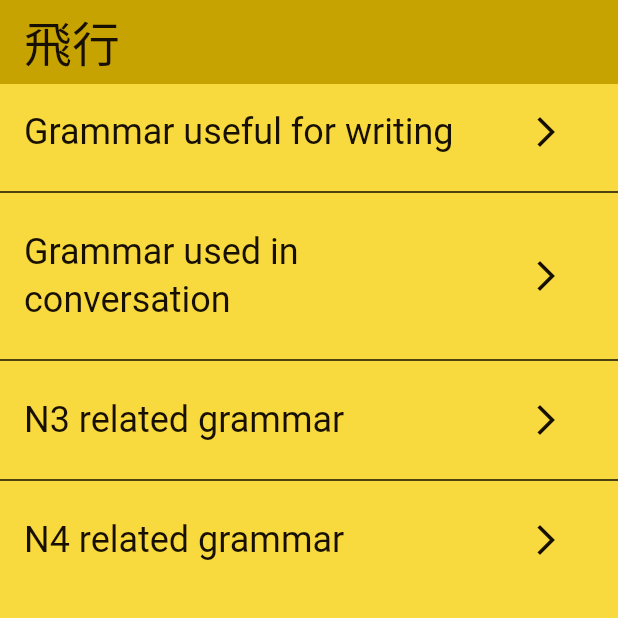
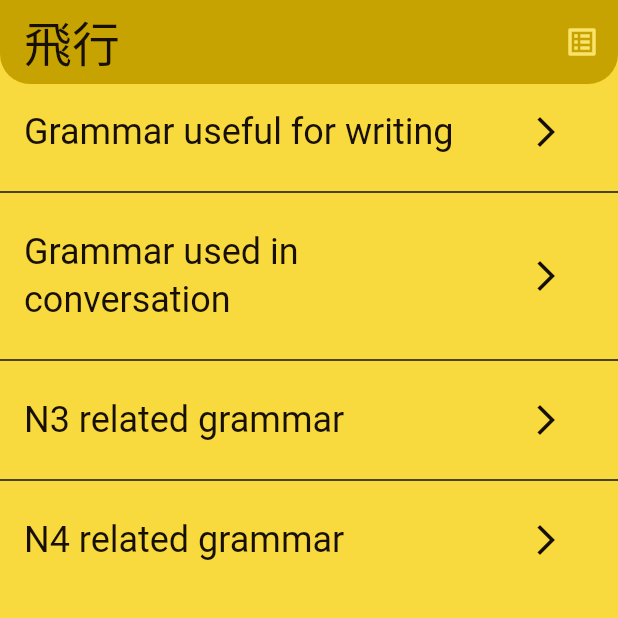
Before and after one commit to lucas-goldner/japanana, a Flutter app: the screen it shows after launch, on a phone screen of 412 x 824 dp, the top half of it. Run offline on Flutter 3.47's test engine with Material 3 defaults, Android fonts, the phone set to English and light mode, and no system bars; our stand-ins replace flutter_hooks, flutter_riverpod, go_router, hooks_riverpod, percent_indicator, swipe_cards; generated files the repository leaves out were written again.

Commit message:
feat: Add lecture list

```diff
--- a/assets/l10n/app_de.arb
+++ b/assets/l10n/app_de.arb
@@ -22,5 +22,6 @@
       }
     }
   },
-  "startNextReview": "Nächste Lerneinheit starten"
+  "startNextReview": "Nächste Lerneinheit starten",
+  "lectureList": "Lerneinheitenliste"
 }
--- a/assets/l10n/app_en.arb
+++ b/assets/l10n/app_en.arb
@@ -25,5 +25,6 @@
       }
     }
   },
-  "startNextReview": "Start next review"
+  "startNextReview": "Start next review",
+  "lectureList": "Lecture list"
 }
--- a/assets/l10n/app_ja.arb
+++ b/assets/l10n/app_ja.arb
@@ -22,5 +22,6 @@
       }
     }
   },
-  "startNextReview": "次の復習を始める"
+  "startNextReview": "次の復習を始める",
+  "lectureList": "リスト"
 }
--- a/lib/core/presentation/hikou_theme.dart
+++ b/lib/core/presentation/hikou_theme.dart
@@ -1,6 +1,15 @@
 import 'package:flutter/material.dart';
 
 final ThemeData lightTheme = ThemeData(
+  appBarTheme: AppBarTheme(
+    backgroundColor: colorSchemeLight.inversePrimary,
+    shape: RoundedRectangleBorder(
+      borderRadius: BorderRadius.only(
+        bottomLeft: Radius.circular(20),
+        bottomRight: Radius.circular(20),
+      ),
+    ),
+  ),
   colorScheme: colorSchemeLight,
   useMaterial3: true,
   listTileTheme: ListTileThemeData(
@@ -16,6 +25,15 @@ final ThemeData lightTheme = ThemeData(
 );
 
 final ThemeData darkTheme = ThemeData(
+  appBarTheme: AppBarTheme(
+    backgroundColor: colorSchemeDark.inversePrimary,
+    shape: RoundedRectangleBorder(
+      borderRadius: BorderRadius.only(
+        bottomLeft: Radius.circular(20),
+        bottomRight: Radius.circular(20),
+      ),
+    ),
+  ),
   colorScheme: colorSchemeDark,
   useMaterial3: true,
   listTileTheme: ListTileThemeData(
--- a/lib/core/router.dart
+++ b/lib/core/router.dart
@@ -1,5 +1,7 @@
 import 'package:go_router/go_router.dart';
+import 'package:japanana/core/domain/lecture.dart';
 import 'package:japanana/features/in_review/presentation/in_review.dart';
+import 'package:japanana/features/lecture_list/presentation/lecture_list.dart';
 import 'package:japanana/features/review_selection/domain/review_sections.dart';
 import 'package:japanana/features/review_selection/presentation/review_selection.dart';
 import 'package:japanana/features/review_setup/domain/review_setup_options.dart';
@@ -8,7 +10,8 @@ import 'package:japanana/features/review_setup/presentation/review_setup.dart';
 enum AppRoutes {
   reviewSelection("/reviewSelection"),
   reviewSetup("/reviewSetup"),
-  inReview("/inReview");
+  inReview("/inReview"),
+  lectureList("/lectureList");
 
   const AppRoutes(this.path);
   final String path;
@@ -30,5 +33,9 @@ final router = GoRouter(
       builder: (context, state) =>
           InReview(state.extra as (ReviewSections, ReviewSetupOptions)),
     ),
+    GoRoute(
+      path: AppRoutes.lectureList.path,
+      builder: (context, state) => LectureList(state.extra as List<Lecture>),
+    ),
   ],
 );
--- a/lib/features/review_selection/presentation/review_selection.dart
+++ b/lib/features/review_selection/presentation/review_selection.dart
@@ -1,21 +1,39 @@
 import 'package:flutter/material.dart';
+import 'package:flutter_riverpod/flutter_riverpod.dart';
+import 'package:go_router/go_router.dart';
+import 'package:japanana/core/application/lecture_provider.dart';
 import 'package:japanana/core/extensions.dart';
 import 'package:japanana/core/keys.dart';
+import 'package:japanana/core/router.dart';
 import 'package:japanana/features/review_selection/domain/review_sections.dart';
 import 'package:japanana/features/review_selection/presentation/widgets/review_selection_item.dart';
 
-class ReviewSelection extends StatelessWidget {
+class ReviewSelection extends ConsumerWidget {
   const ReviewSelection({super.key});
 
+  void _navigateToLectureList(BuildContext context, WidgetRef ref) =>
+      context.push(
+        AppRoutes.lectureList.path,
+        extra: ref.read(lectureProvider),
+      );
+
   @override
-  Widget build(BuildContext context) => Scaffold(
+  Widget build(BuildContext context, WidgetRef ref) => Scaffold(
         appBar: AppBar(
-          backgroundColor: context.colorScheme.inversePrimary,
           title: Text(
             key: K.reviewSelectionAppTitle,
             context.l10n.appTitle,
             style: context.textTheme.headlineLarge,
           ),
+          actions: [
+            IconButton(
+              icon: Icon(
+                Icons.list_alt_outlined,
+                color: context.colorScheme.secondaryContainer,
+              ),
+              onPressed: () => _navigateToLectureList(context, ref),
+            ),
+          ],
         ),
         body: ListView.separated(
           itemCount: ReviewSections.values.length,
```
Also changed, not shown: lib/features/lecture_list/presentation/lecture_list.dart (added, +68 -0 lines).
